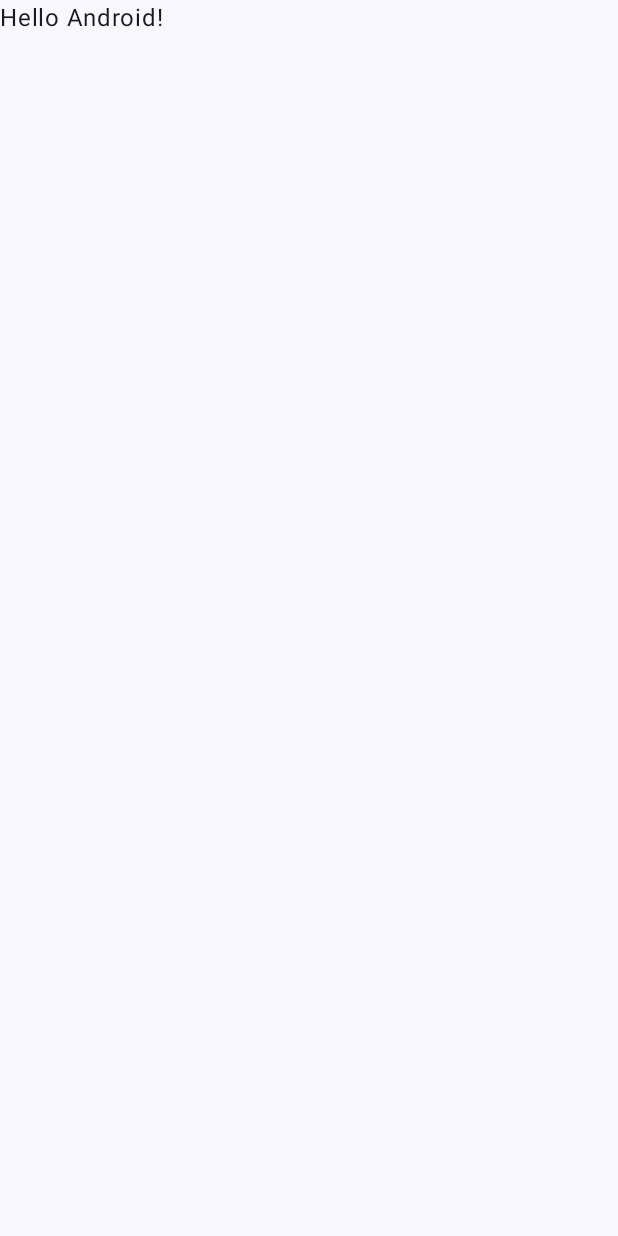
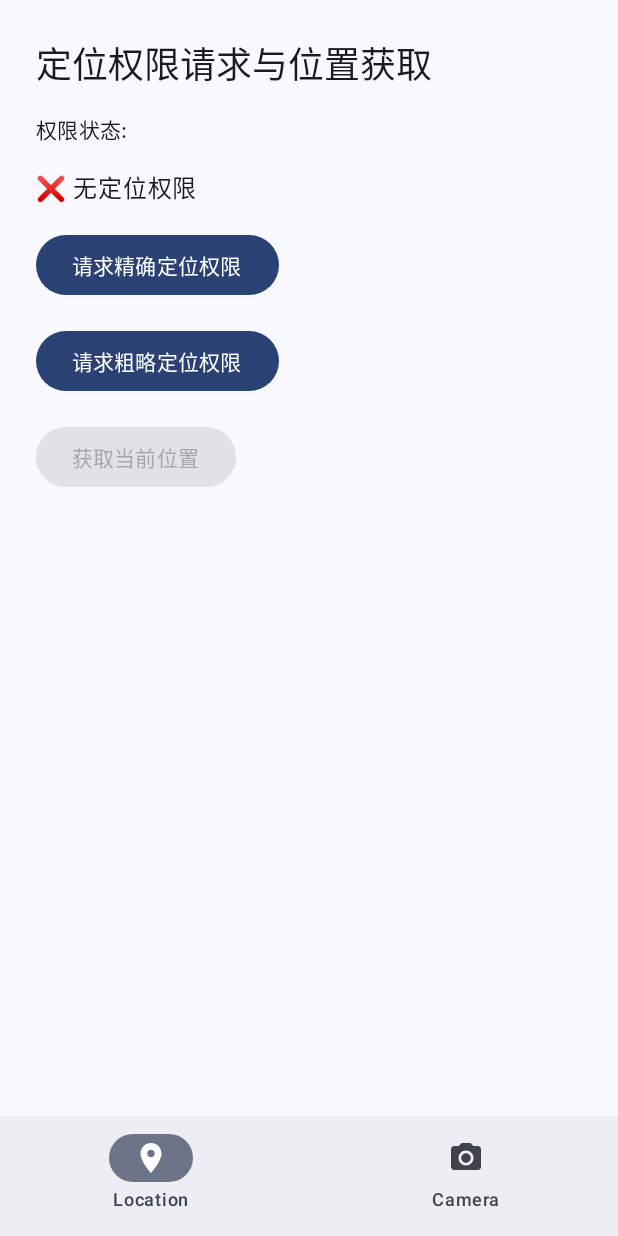
Before and after one commit to Eterocell/Samples, an Android app built with Jetpack Compose: the screen it shows after launch (MainActivity), on a phone screen of 412 x 824 dp. Before the commit the screen is almost empty. Run offline under Robolectric (Android 15) with nearby library versions, the phone set to English and light mode, and no system bars; our stand-ins replace navigation suite.

Commit message:
feat: add permission module
Signed-off-by: Eterocell <eterocell@outlook.com>

```diff
--- a/app/build.gradle.kts
+++ b/app/build.gradle.kts
@@ -30,6 +30,8 @@ android {
 
 dependencies {
 
+    implementation(projects.permission)
+
     implementation(libs.kotlin.stdlib)
     implementation(libs.kotlinx.coroutines.android)
 
--- a/app/src/main/java/com/eterocell/samples/MainActivity.kt
+++ b/app/src/main/java/com/eterocell/samples/MainActivity.kt
@@ -11,6 +11,7 @@ import androidx.compose.material3.Text
 import androidx.compose.runtime.Composable
 import androidx.compose.ui.Modifier
 import androidx.compose.ui.tooling.preview.Preview
+import com.eterocell.samples.permission.PermissionHost
 import com.eterocell.samples.ui.theme.SamplesTheme
 
 class MainActivity : ComponentActivity() {
@@ -19,32 +20,8 @@ class MainActivity : ComponentActivity() {
         enableEdgeToEdge()
         setContent {
             SamplesTheme {
-                Scaffold(modifier = Modifier.fillMaxSize()) { innerPadding ->
-                    Greeting(
-                        name = "Android",
-                        modifier = Modifier.padding(innerPadding),
-                    )
-                }
+                PermissionHost()
             }
         }
     }
 }
-
-@Composable
-fun Greeting(
-    name: String,
-    modifier: Modifier = Modifier,
-) {
-    Text(
-        text = "Hello $name!",
-        modifier = modifier,
-    )
-}
-
-@Preview(showBackground = true)
-@Composable
-fun GreetingPreview() {
-    SamplesTheme {
-        Greeting("Android")
-    }
-}
--- /dev/null
+++ b/permission/src/main/kotlin/com/eterocell/samples/permission/NavHost.kt
@@ -0,0 +1,99 @@
+package com.eterocell.samples.permission
+
+import androidx.compose.foundation.layout.fillMaxSize
+import androidx.compose.foundation.layout.padding
+import androidx.compose.material.icons.Icons
+import androidx.compose.material.icons.filled.CameraAlt
+import androidx.compose.material.icons.filled.Error
+import androidx.compose.material.icons.filled.LocationOn
+import androidx.compose.material3.Icon
+import androidx.compose.material3.MaterialTheme
+import androidx.compose.material3.Scaffold
+import androidx.compose.material3.Surface
+import androidx.compose.material3.Text
+import androidx.compose.material3.adaptive.navigationsuite.NavigationSuiteScaffold
+import androidx.compose.runtime.Composable
+import androidx.compose.runtime.CompositionLocalProvider
+import androidx.compose.runtime.getValue
+import androidx.compose.runtime.staticCompositionLocalOf
+import androidx.compose.ui.Modifier
+import androidx.compose.ui.graphics.vector.ImageVector
+import androidx.navigation.NavHostController
+import androidx.navigation.compose.NavHost
+import androidx.navigation.compose.composable
+import androidx.navigation.compose.currentBackStackEntryAsState
+import androidx.navigation.compose.rememberNavController
+import com.eterocell.samples.permission.screen.CameraCaptureScreen
+import com.eterocell.samples.permission.screen.CameraPermissionScreen
+import com.eterocell.samples.permission.screen.LocationPermissionScreen
+
+@Composable
+fun PermissionHost() {
+    Surface(modifier = Modifier.fillMaxSize(), color = MaterialTheme.colorScheme.background) {
+        Scaffold { innerPadding ->
+            val navController = rememberNavController()
+            val navBackStackEntry by navController.currentBackStackEntryAsState()
+            val currentRoute = navBackStackEntry?.destination?.route
+            val hideNavBar = currentRoute == PermissionScreens.CameraCapture.route
+
+            CompositionLocalProvider(LocalNavController provides navController) {
+                NavigationSuiteScaffold(
+                    navigationSuiteItems = {
+                        if (!hideNavBar) {
+                            PermissionScreens.entries.forEach { screen ->
+                                if (screen.inNavBar) {
+                                    item(
+                                        icon = {
+                                            Icon(
+                                                screen.icon,
+                                                contentDescription = screen.route,
+                                            )
+                                        },
+                                        label = { Text(screen.route) },
+                                        selected = currentRoute == screen.route,
+                                        onClick = {
+                                            if (currentRoute != screen.route) {
+                                                navController.navigate(screen.route)
+                                            }
+                                        },
+                                    )
+                                }
+                            }
+                        }
+                    },
+                    modifier = Modifier.padding(innerPadding),
+                ) {
+                    NavHost(
+                        navController = navController,
+                        startDestination = PermissionScreens.Location.route,
+                        modifier = Modifier.padding(innerPadding),
+                    ) {
+                        composable(PermissionScreens.Location.route) {
+                            LocationPermissionScreen()
+                        }
+                        composable(PermissionScreens.Camera.route) {
+                            CameraPermissionScreen()
+                        }
+                        composable(PermissionScreens.CameraCapture.route) {
+                            CameraCaptureScreen()
+                        }
+                    }
+                }
+            }
+        }
+    }
+}
+
+enum class PermissionScreens(
+    val route: String,
+    val icon: ImageVector,
+    val inNavBar: Boolean,
+) {
+    Location("Location", Icons.Filled.LocationOn, true),
+    Camera("Camera", Icons.Filled.CameraAlt, true),
+    CameraCapture("CameraCapture", Icons.Filled.Error, false),
+}
+
+val LocalNavController = staticCompositionLocalOf<NavHostController> {
+    error("NavController not provided")
+}
--- /dev/null
+++ b/permission/src/main/kotlin/com/eterocell/samples/permission/screen/LocationPermissionScreen.kt
@@ -0,0 +1,163 @@
+package com.eterocell.samples.permission.screen
+
+import android.Manifest
+import android.content.Context
+import android.content.pm.PackageManager
+import android.location.Location
+import android.location.LocationManager
+import android.widget.Toast
+import androidx.activity.compose.rememberLauncherForActivityResult
+import androidx.activity.result.contract.ActivityResultContracts
+import androidx.compose.foundation.layout.Arrangement
+import androidx.compose.foundation.layout.Column
+import androidx.compose.foundation.layout.fillMaxSize
+import androidx.compose.foundation.layout.padding
+import androidx.compose.material3.AlertDialog
+import androidx.compose.material3.Button
+import androidx.compose.material3.MaterialTheme
+import androidx.compose.material3.Text
+import androidx.compose.material3.TextButton
+import androidx.compose.runtime.Composable
+import androidx.compose.runtime.getValue
+import androidx.compose.runtime.mutableStateOf
+import androidx.compose.runtime.remember
+import androidx.compose.runtime.setValue
+import androidx.compose.ui.Modifier
+import androidx.compose.ui.platform.LocalContext
+import androidx.compose.ui.unit.dp
+import androidx.core.content.ContextCompat
+import androidx.core.content.getSystemService
+
+@Composable
+fun LocationPermissionScreen() {
+    val context = LocalContext.current
+    val locationManager = context.getSystemService<LocationManager>()
+        ?: throw IllegalStateException("Cannot get LocationManager")
+
+    val finePermission = Manifest.permission.ACCESS_FINE_LOCATION
+    val coarsePermission = Manifest.permission.ACCESS_COARSE_LOCATION
+
+    var hasFine by remember {
+        mutableStateOf(
+            ContextCompat.checkSelfPermission(
+                context,
+                finePermission,
+            ) == PackageManager.PERMISSION_GRANTED,
+        )
+    }
+    var hasCoarse by remember {
+        mutableStateOf(
+            ContextCompat.checkSelfPermission(
+                context,
+                coarsePermission,
+            ) == PackageManager.PERMISSION_GRANTED,
+        )
+    }
+
+    var dialogMessage by remember { mutableStateOf("") }
+    var showDialog by remember { mutableStateOf(false) }
+
+    val fineLauncher = rememberLauncherForActivityResult(
+        contract = ActivityResultContracts.RequestPermission(),
+    ) { granted ->
+        hasFine = granted
+        dialogMessage = if (granted) "已授予精确定位权限" else "拒绝了精确定位权限"
+        showDialog = true
+    }
+
+    val coarseLauncher = rememberLauncherForActivityResult(
+        contract = ActivityResultContracts.RequestPermission(),
+    ) { granted ->
+        hasCoarse = granted
+        dialogMessage = if (granted) "已授予粗略定位权限" else "拒绝了粗略定位权限"
+        showDialog = true
+    }
+
+    fun fetchLastKnownLocation() {
+        val provider = when {
+            hasFine && locationManager.isProviderEnabled(LocationManager.GPS_PROVIDER) -> LocationManager.GPS_PROVIDER
+            hasCoarse && locationManager.isProviderEnabled(LocationManager.NETWORK_PROVIDER) -> LocationManager.NETWORK_PROVIDER
+            else -> null
+        }
+
+        if (provider == null) {
+            dialogMessage = "无可用的定位服务或未授权"
+        } else {
+            val location: Location? = locationManager.getLastKnownLocation(provider)
+            dialogMessage = location?.let {
+                "当前位置:\n纬度: ${it.latitude}\n经度: ${it.longitude}"
+            } ?: "无法获取位置（可能尚未更新）"
+        }
+        showDialog = true
+    }
+
+    Column(
+        modifier = Modifier
+            .fillMaxSize()
+            .padding(24.dp),
+        verticalArrangement = Arrangement.spacedBy(16.dp),
+    ) {
+        Text("定位权限请求与位置获取", style = MaterialTheme.typography.headlineSmall)
+
+        Text("权限状态:", style = MaterialTheme.typography.bodyMedium)
+        Text(
+            when {
+                hasFine -> "✅ 精确定位权限已授权"
+                hasCoarse -> "🟡 仅有粗略定位权限"
+                else -> "❌ 无定位权限"
+            },
+            style = MaterialTheme.typography.bodyLarge,
+        )
+
+        Button(
+            onClick = {
+                if (!hasFine) fineLauncher.launch(finePermission)
+                else {
+                    dialogMessage = "已拥有精确定位权限"
+                    showDialog = true
+                }
+            },
+        ) {
+            Text("请求精确定位权限")
+        }
+
+        Button(
+            onClick = {
+                if (!hasCoarse) coarseLauncher.launch(coarsePermission)
+                else {
+                    dialogMessage = "已拥有粗略定位权限"
+                    showDialog = true
+                }
+            },
+        ) {
+            Text("请求粗略定位权限")
+        }
+
+        Button(
+            onClick = {
+                if (hasFine || hasCoarse) {
+                    fetchLastKnownLocation()
+                } else {
+                    dialogMessage = "请先授权定位权限"
+                    showDialog = true
+                }
+            },
+            enabled = hasFine || hasCoarse,
+        ) {
+            Text("获取当前位置")
+        }
+    }
+
+    if (showDialog) {
+        AlertDialog(
+            onDismissRequest = { showDialog = false },
+            title = { Text("提示") },
+            text = { Text(dialogMessage) },
+            confirmButton = {
+                TextButton(onClick = { showDialog = false }) {
+                    Text("确定")
+                }
+            },
+        )
+    }
+}
```
Also changed, not shown: permission/build.gradle.kts (added, +33 -0 lines), permission/src/main/AndroidManifest.xml (added, +10 -0 lines), permission/src/main/kotlin/com/eterocell/samples/permission/screen/CameraCaptureScreen.kt (added, +136 -0 lines), permission/src/main/kotlin/com/eterocell/samples/permission/screen/CameraPermissionScreen.kt (added, +87 -0 lines), settings.gradle.kts (+6 -1 lines).
